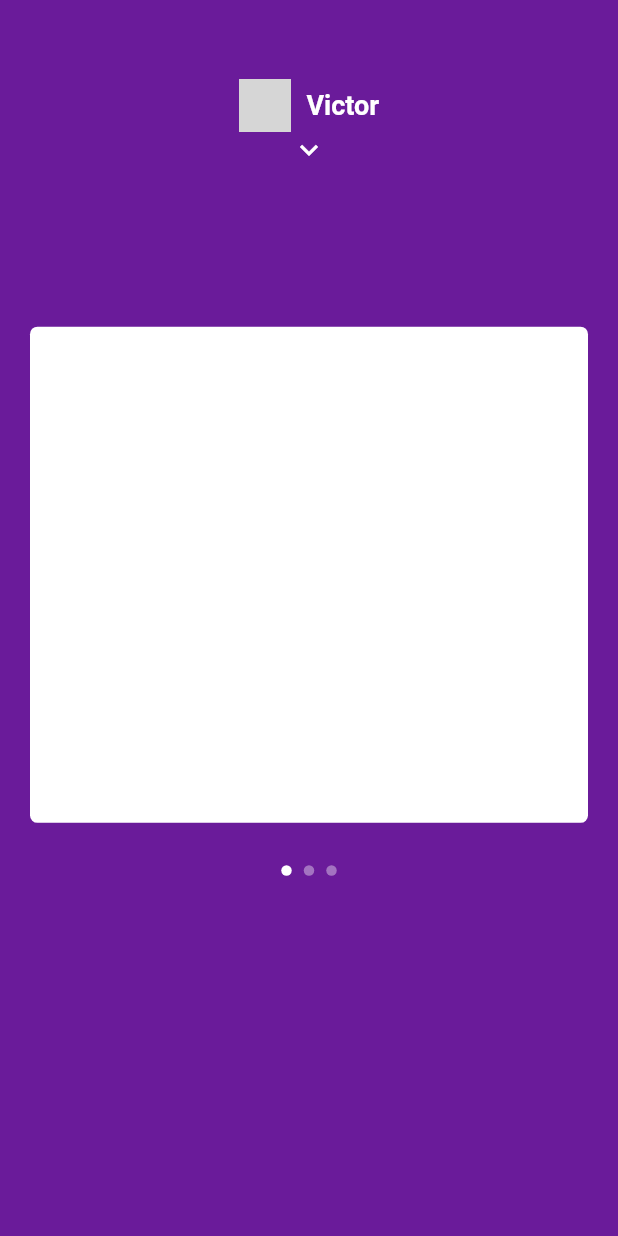
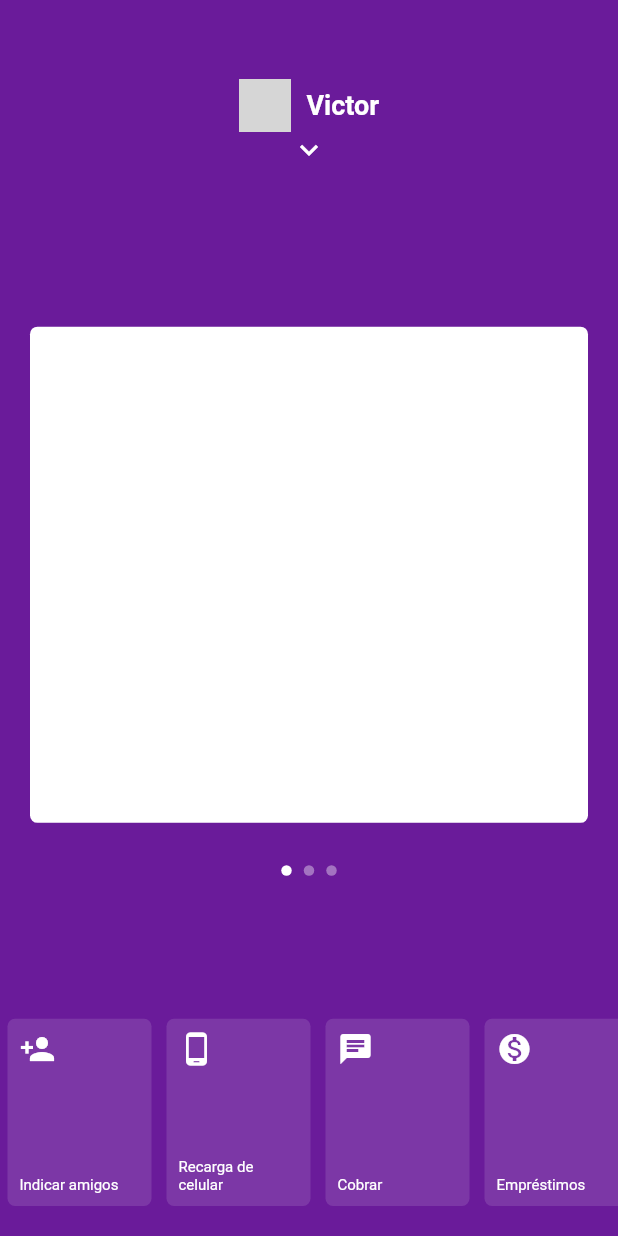
Before and after one commit to victoroliveira1605/NuBankUI, a Flutter app: the screen it shows after launch, on a phone screen of 412 x 824 dp. Run offline on Flutter 3.47's test engine with Material 2 defaults, Android fonts, the phone set to English and light mode, and no system bars; network calls fail; grey boxes are pictures that could not be loaded.

Commit message:
iem menu bottom

```diff
--- a/lib/pages/home/home_page.dart
+++ b/lib/pages/home/home_page.dart
@@ -1,4 +1,6 @@
 import 'package:flutter/material.dart';
+import 'package:nubank/pages/home/widgets/item_menu.dart';
+import 'package:nubank/pages/home/widgets/item_menu_bottom.dart';
 import 'package:nubank/pages/home/widgets/menu_app.dart';
 import 'package:nubank/pages/home/widgets/my_app_bar.dart';
 import 'package:nubank/pages/home/widgets/my_dots_app.dart';
@@ -96,6 +98,62 @@ class _HomePageState extends State<HomePage> {
             top: _screenHeight * .70,
             currentIndex: _currentIndex,
           ),
+          AnimatedPositioned(
+            duration: Duration(milliseconds: 200),
+            bottom: !_showMenu ? 0 + MediaQuery.of(context).padding.bottom : 0,
+            left: 0,
+            height: _screenHeight * 0.20,
+            right: 0,
+            child: AnimatedOpacity(
+              duration: Duration(milliseconds: 200),
+              opacity: !_showMenu ? 1 : 0,
+              child: Container(
+                height: 150,
+                child: ListView(
+                  physics: BouncingScrollPhysics(),
+                  scrollDirection: Axis.horizontal,
+                  children: <Widget>[
+                    ItemMenuBottom(
+                      icon: Icons.person_add,
+                      text: 'Indicar amigos',
+                    ),
+                    ItemMenuBottom(
+                      icon: Icons.phone_android,
+                      text: 'Recarga de celular',
+                    ),
+                    ItemMenuBottom(
+                      icon: Icons.chat,
+                      text: 'Cobrar',
+                    ),
+                    ItemMenuBottom(
+                      icon: Icons.monetization_on,
+                      text: 'Empréstimos',
+                    ),
+                    ItemMenuBottom(
+                      icon: Icons.move_to_inbox,
+                      text: 'Depositar',
+                    ),
+                    ItemMenuBottom(
+                      icon: Icons.mobile_screen_share,
+                      text: 'Transferir',
+                    ),
+                    ItemMenuBottom(
+                      icon: Icons.format_align_center,
+                      text: 'Ajustar limite',
+                    ),
+                    ItemMenuBottom(
+                      icon: Icons.chrome_reader_mode,
+                      text: 'Pagar',
+                    ),
+                    ItemMenuBottom(
+                      icon: Icons.lock_open,
+                      text: 'Bloquear cartão',
+                    ),
+                  ],
+                ),
+              ),
+            ),
+          )
         ],
       ),
     );
--- /dev/null
+++ b/lib/pages/home/widgets/item_menu_bottom.dart
@@ -0,0 +1,33 @@
+import 'package:flutter/material.dart';
+
+class ItemMenuBottom extends StatelessWidget {
+  final IconData icon;
+  final String text;
+
+  const ItemMenuBottom({Key key, this.icon, this.text}) : super(key: key);
+  @override
+  Widget build(BuildContext context) {
+    return Padding(
+      padding: const EdgeInsets.only(left: 5, right: 5, bottom: 20, top: 20),
+      child: Container(
+        child: Padding(
+          padding: const EdgeInsets.all(8.0),
+          child: Column(
+            mainAxisAlignment: MainAxisAlignment.spaceBetween,
+            crossAxisAlignment: CrossAxisAlignment.start,
+            children: <Widget>[
+              Icon(icon),
+              Text(
+                text,
+                style: TextStyle(fontSize: 10),
+              )
+            ],
+          ),
+        ),
+        width: 96,
+        decoration: BoxDecoration(
+            borderRadius: BorderRadius.circular(5), color: Colors.white12),
+      ),
+    );
+  }
+}
```
